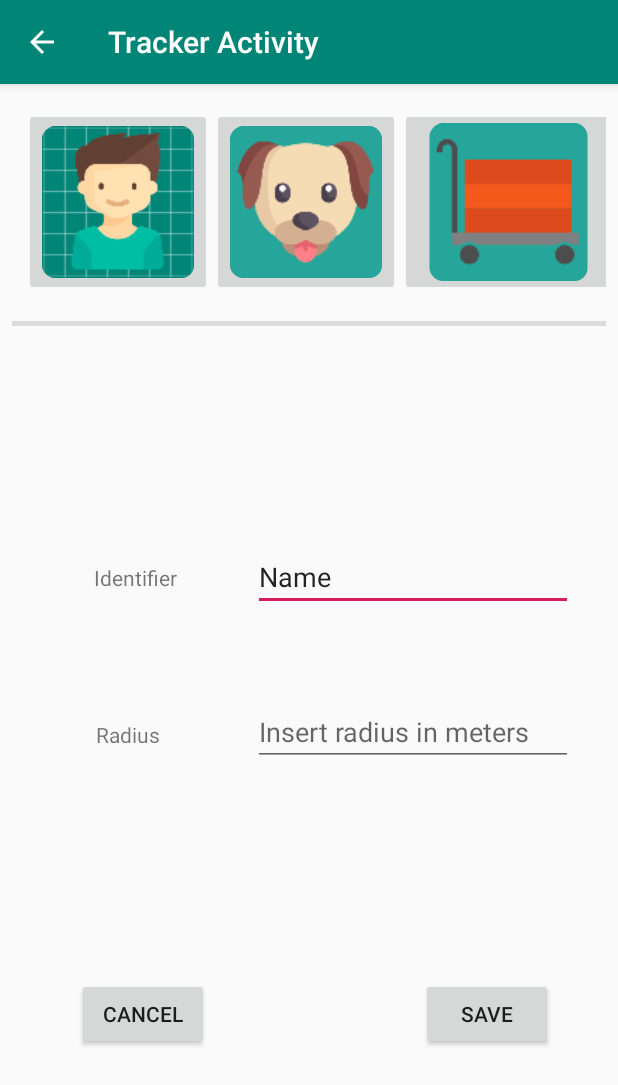
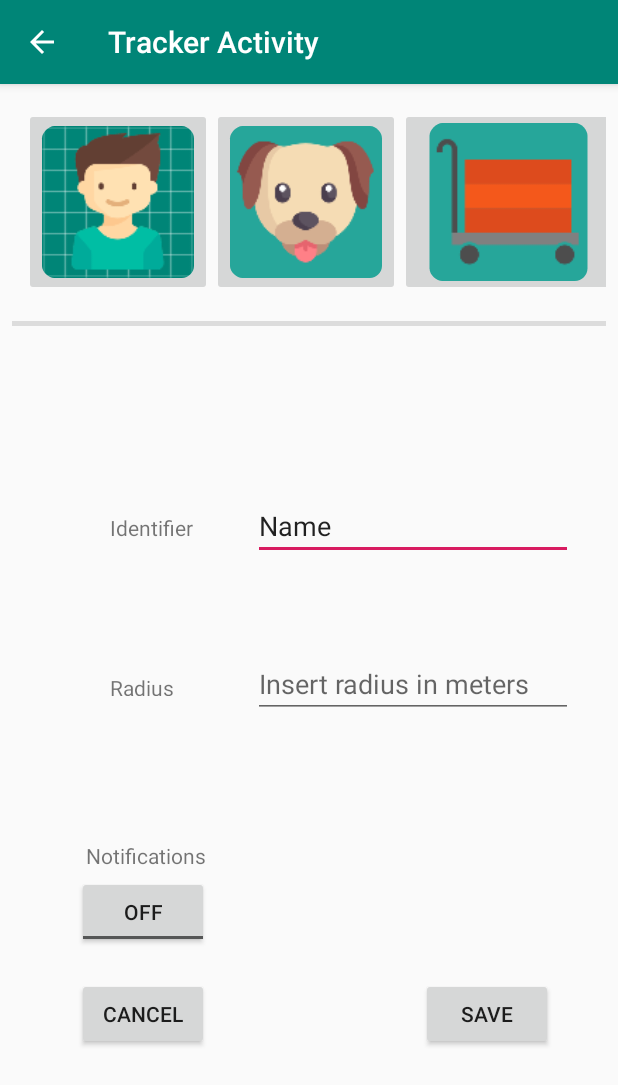
Before and after one commit to dobrovv/Atlas, an Android app: the trackerActivity screen opened directly, with no data from a screen before it, on a phone screen of 412 x 824 dp. Shown: the top 1085 px of the screen. Run offline under Robolectric (Android 15) with nearby library versions, the phone set to English and light mode, and no system bars; 1 statement that could not run was skipped.

Commit message:
notifications 0n/off

```diff
--- a/app/src/main/java/atlas/atlas/MainActivity.java
+++ b/app/src/main/java/atlas/atlas/MainActivity.java
@@ -495,6 +495,7 @@ Context context;
                     Marker trackerMarker = trackerMarkers.get(tracker.TrackerID);
                     trackerMarker.setPosition(trackerLatLng);
                     trackerMarker.setTitle(String.valueOf(tracker.TrackerName));
+                   // Toast.makeText(MainActivity.this,"Notifi are: "+ tracker.EnableNotification, Toast.LENGTH_SHORT).show();
                     // TODO: updating markers icon here (?) (currently no way of knowing if the user changed the icon)
                     //trackerMarker.setIcon(BitmapDescriptorFactory.fromResource((trackerImageID != 0) ? trackerImageID : R.mipmap.ic_launcher));
                     trySetMarkerIcon(trackerMarker, trackerImageID, tracker);
--- a/app/src/main/java/atlas/atlas/trackerActivity.java
+++ b/app/src/main/java/atlas/atlas/trackerActivity.java
@@ -16,12 +16,14 @@ import android.util.Log;
 import android.view.LayoutInflater;
 import android.view.View;
 import android.widget.Button;
+import android.widget.CompoundButton;
 import android.widget.EditText;
 import android.widget.ImageButton;
 import android.widget.ImageView;
 import android.widget.LinearLayout;
 import android.widget.TextView;
 import android.widget.Toast;
+import android.widget.ToggleButton;
 
 import com.google.android.gms.maps.model.BitmapDescriptorFactory;
 
@@ -39,6 +41,8 @@ public class trackerActivity extends AppCompatActivity {
     private TextView allowedDistanceEdit;
     private Button saveButton;
     private Button cancelButton;
+
+    private ToggleButton toggleButton;
 
     private int selectedImageID = R.mipmap.ic_launcher; // set the default image if no image was previously selected
 
@@ -82,8 +86,25 @@ public class trackerActivity extends AppCompatActivity {
         saveButton = findViewById(R.id.SaveButton);
         cancelButton = findViewById(R.id.CancelButton);
 
+
+        toggleButton = findViewById(R.id.toggleButton);
+
+
+        //toggleclick(View );
+
+
         Intent intent = getIntent();
         TrackerID = intent.getStringExtra("TrackerID");
+
+        DatabaseHelper dbh = new DatabaseHelper(this);
+        Tracker tracker = dbh.getTrackerByID(TrackerID);
+
+        if(tracker.EnableNotification == 1)
+            toggleButton.setChecked(true);
+        else
+            toggleButton.setChecked(false);
+
+
 
         //Tracker tracker = db.get
 
@@ -580,32 +601,43 @@ public class trackerActivity extends AppCompatActivity {
 
 
 
+        toggleButton.setOnCheckedChangeListener(new CompoundButton.OnCheckedChangeListener() {
+            public void onCheckedChanged(CompoundButton buttonView, boolean isChecked) {
 
-     /*   imageview3.setOnLongClickListener(new View.OnLongClickListener()
-        {
+                DatabaseHelper dbh = new DatabaseHelper(trackerActivity.this);
+                Tracker tracker = dbh.getTrackerByID(TrackerID);
+                dbh.updateTracker(tracker);
 
-            @Override
-            public boolean onLongClick(View v)
-            {
+                if (isChecked) {
+                    tracker.EnableNotification = 1;
+                } else {
+                    tracker.EnableNotification = 0;
+                }
 
-                Intent myIntent = new Intent(trackerActivity.this, IconsPetsActivity.class);
-
-                myIntent.putExtra("TrackerID", TrackerID);
-
-                trackerActivity.this.startActivity(myIntent);
-
-                return true;
+                dbh.updateTracker(tracker);
+            }
+        });
 
 
 
-
-            }
-        });*/
 
 
 
 
     }
+
+
+  /*  public void toggleclick(View v){
+        if(toggleButton.isChecked())
+            Toast.makeText(trackerActivity.this, "ON", Toast.LENGTH_SHORT).show();
+        else
+            Toast.makeText(trackerActivity.this, "OFF", Toast.LENGTH_SHORT).show();
+    }*/
+
+
+
+
+
     @Override
     protected void onResume() {
         super.onResume();
--- a/app/src/main/res/layout/activity_tracker.xml
+++ b/app/src/main/res/layout/activity_tracker.xml
@@ -41,10 +41,10 @@
         android:text="Identifier"
         app:layout_constraintBottom_toBottomOf="parent"
         app:layout_constraintEnd_toEndOf="parent"
-        app:layout_constraintHorizontal_bias="0.16"
+        app:layout_constraintHorizontal_bias="0.192"
         app:layout_constraintStart_toStartOf="parent"
         app:layout_constraintTop_toTopOf="parent"
-        app:layout_constraintVertical_bias="0.425" />
+        app:layout_constraintVertical_bias="0.379" />
 
     <TextView
         android:id="@+id/userDistance"
@@ -57,10 +57,10 @@
         android:text="Radius "
         app:layout_constraintBottom_toBottomOf="parent"
         app:layout_constraintEnd_toEndOf="parent"
-        app:layout_constraintHorizontal_bias="0.16"
+        app:layout_constraintHorizontal_bias="0.186"
         app:layout_constraintStart_toStartOf="parent"
         app:layout_constraintTop_toTopOf="parent"
-        app:layout_constraintVertical_bias="0.565" />
+        app:layout_constraintVertical_bias="0.522" />
 
     <EditText
         android:id="@+id/TrackerNameEdit"
@@ -79,7 +79,7 @@
         app:layout_constraintHorizontal_bias="0.879"
         app:layout_constraintStart_toStartOf="parent"
         app:layout_constraintTop_toTopOf="parent"
-        app:layout_constraintVertical_bias="0.422" />
+        app:layout_constraintVertical_bias="0.374" />
 
     <EditText
         android:id="@+id/AllowedDistanceEdit"
@@ -98,7 +98,7 @@
         app:layout_constraintHorizontal_bias="0.879"
         app:layout_constraintStart_toStartOf="parent"
         app:layout_constraintTop_toTopOf="parent"
-        app:layout_constraintVertical_bias="0.568" />
+        app:layout_constraintVertical_bias="0.523" />
 
     <Button
         android:id="@+id/SaveButton"
@@ -147,4 +147,35 @@
         app:layout_constraintTop_toBottomOf="@+id/horizontalView"
         app:layout_constraintVertical_bias="0.0" />
 
+    <ToggleButton
+        android:id="@+id/toggleButton"
+        android:layout_width="wrap_content"
+        android:layout_height="wrap_content"
+        android:layout_marginStart="8dp"
+        android:layout_marginTop="8dp"
+        android:layout_marginEnd="8dp"
+        android:layout_marginBottom="8dp"
+        android:text="ToggleButton"
+        android:textOff="OFF"
+        android:textOn="ON"
+        app:layout_constraintBottom_toTopOf="@+id/CancelButton"
+        app:layout_constraintEnd_toEndOf="parent"
+        app:layout_constraintHorizontal_bias="0.14"
+        app:layout_constraintStart_toStartOf="parent"
+        app:layout_constraintTop_toBottomOf="@+id/userDistance"
+        app:layout_constraintVertical_bias="0.902" />
+
+    <TextView
+        android:id="@+id/textView"
+        android:layout_width="wrap_content"
+        android:layout_height="wrap_content"
+        android:layout_marginStart="8dp"
+        android:layout_marginEnd="8dp"
+        android:layout_marginBottom="4dp"
+        android:text="Notifications"
+        app:layout_constraintBottom_toTopOf="@+id/toggleButton"
+        app:layout_constraintEnd_toEndOf="parent"
+        app:layout_constraintHorizontal_bias="0.156"
+        app:layout_constraintStart_toStartOf="parent" />
+
 </android.support.constraint.ConstraintLayout>
```
